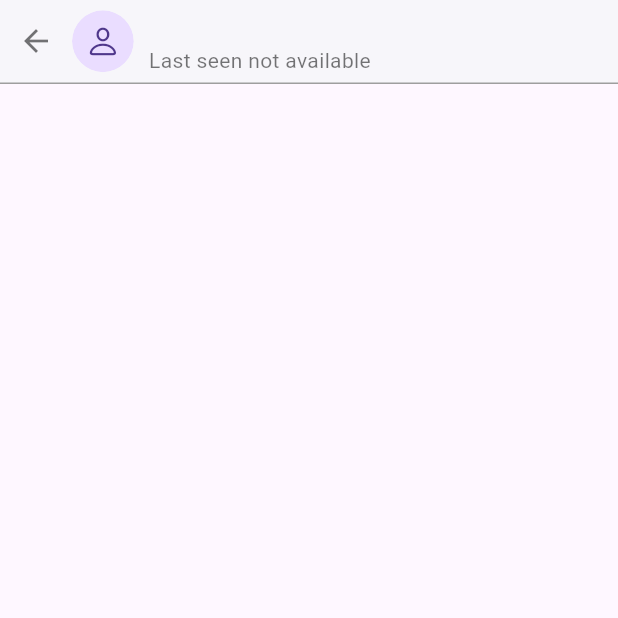
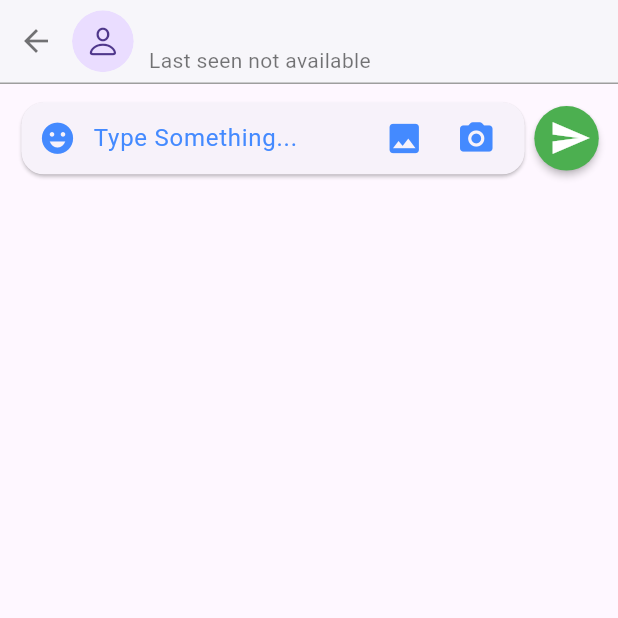
Before and after one commit to Ariwjy/Chat-App-Layn, a Flutter app: the ChatScreen screen opened directly with empty values, on a phone screen of 412 x 824 dp, the top half of it. Run offline on Flutter 3.47's test engine with Material 3 defaults, Android fonts, the phone set to English and light mode, and no system bars; drawn by our look-alikes of cached_network_image; our stand-ins replace cloud_firestore, firebase_auth, firebase_core, firebase_storage, google_sign_in, image_picker; accounts and stored records are empty; network calls fail.

Commit message:
Membuat tempat mengetik, tombol mengirim emoji, gambar, dan send message.

```diff
--- a/lib/screen/chat_screen.dart
+++ b/lib/screen/chat_screen.dart
@@ -22,6 +22,9 @@ class _ChatScreenState extends State<ChatScreen> {
         appBar: AppBar(
           automaticallyImplyLeading: false,
           flexibleSpace: _appBar(),
+        ),
+
+        body: Column(children: [_chatInput()],
         ),
       ),
     );
@@ -78,4 +81,58 @@ class _ChatScreenState extends State<ChatScreen> {
       ),
     );
   }
+
+  Widget _chatInput() {
+    return Padding(
+      padding: EdgeInsets.symmetric(
+        vertical: mq.height * .01, horizontal: mq.width * .025),
+      child: Row(
+        children: [
+          Expanded(
+            child: Card(
+              shape: RoundedRectangleBorder(borderRadius: BorderRadius.circular(15)),
+              child: Row(
+                children: [
+                IconButton(
+                  onPressed: () {},
+                  icon: const Icon(Icons.emoji_emotions, color:Colors.blueAccent, size: 25)),
+
+                const Expanded(
+                  child: TextField(
+                    keyboardType: TextInputType.multiline,
+                    maxLines: null,
+                    decoration: InputDecoration(
+                    hintText: 'Type Something...',
+                    hintStyle: TextStyle(color: Colors.blueAccent),
+                    border: InputBorder.none),
+                )),
+
+                IconButton(
+                  onPressed: () {},
+                  icon: const Icon(Icons.image, color:Colors.blueAccent, size: 26)),
+
+                IconButton(
+                  onPressed: () {},
+                  icon: const Icon(Icons.camera_alt_rounded, color:Colors.blueAccent, size: 26)),
+
+                SizedBox(width: mq.width * .02),
+              ],
+              ),
+            ),
+          ),
+
+
+
+          MaterialButton(
+            onPressed: () {},
+            minWidth: 0,
+            padding:
+                const EdgeInsets.only(top: 10, bottom: 10, right: 5, left: 10),
+            shape: const CircleBorder(),
+            color: Colors.green,
+            child: Icon(Icons.send, color: Colors.white, size: 28),)
+        ],
+      ),
+    );
+  }
 }
```
